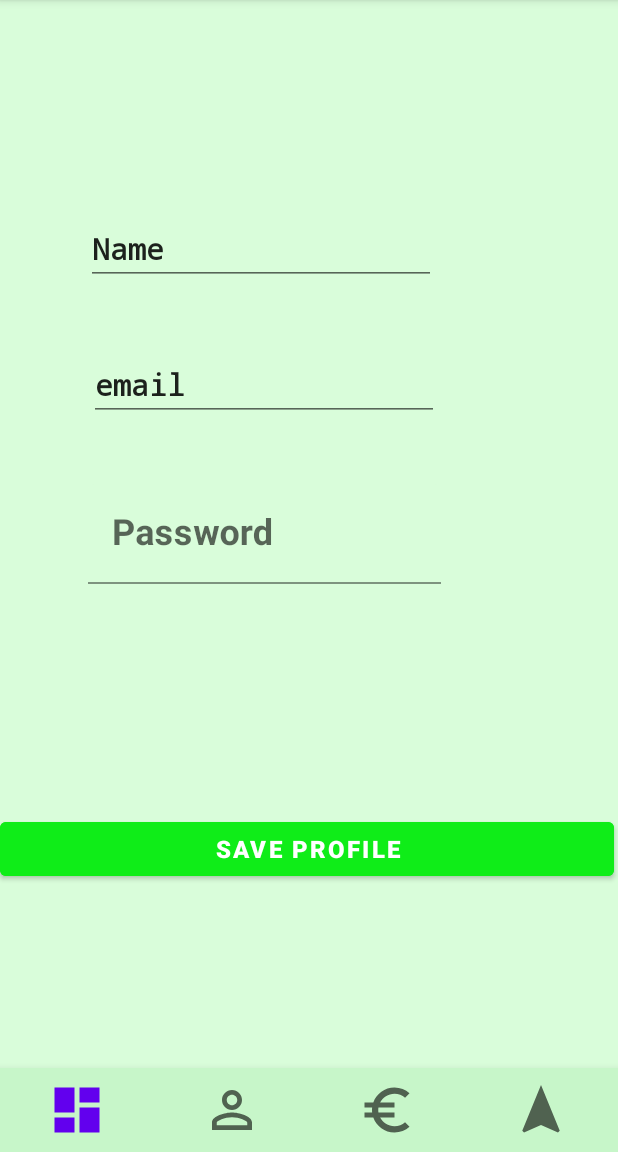
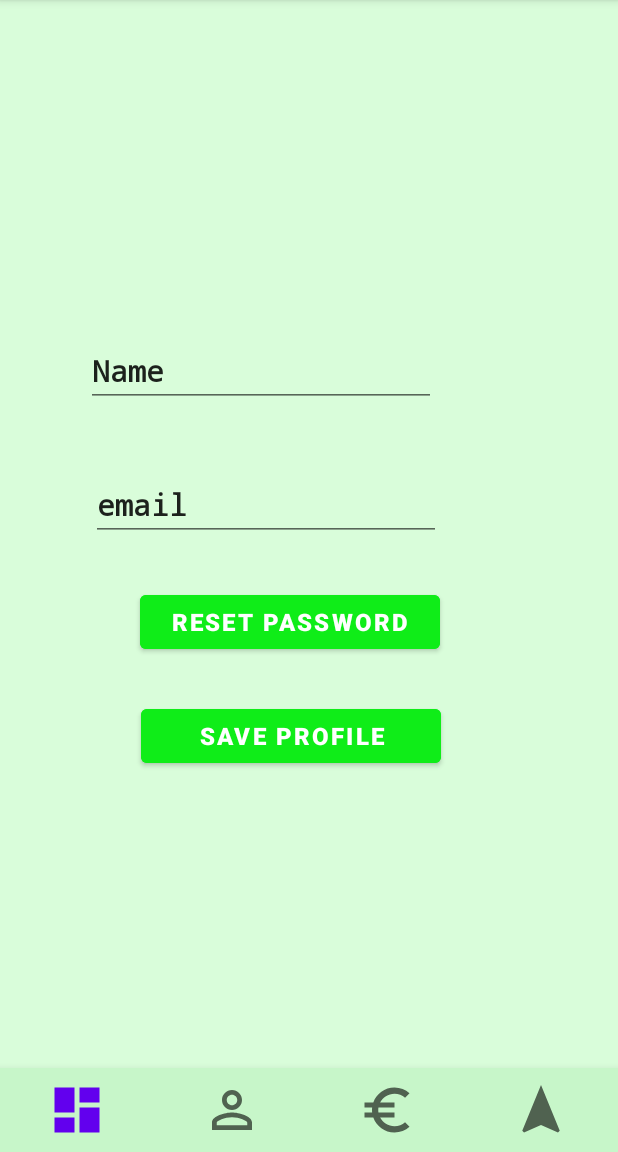
Before and after one commit to sampannap12/e-leap, an Android app: the fragment Profile placed in its activity, on a phone screen of 412 x 824 dp, the part 84-1236 px from its top. Run offline under Robolectric (Android 15) with nearby library versions, the phone set to English and light mode, and no system bars; our stand-ins replace Firebase (no records; nobody signed in at launch, a user with empty details on screens opened directly).

Commit message:
Updated profile
added reset button

```diff
--- a/code/app/src/main/res/layout/fragment_profile.xml
+++ b/code/app/src/main/res/layout/fragment_profile.xml
@@ -8,14 +8,30 @@
     tools:context=".Profile">
 
 
+    <Button
+        android:id="@+id/pass_reset"
+        android:layout_width="200dp"
+        android:layout_height="wrap_content"
+        android:layout_marginStart="93dp"
+        android:layout_marginEnd="118dp"
+        android:layout_marginBottom="28dp"
+        android:backgroundTint="#0FED18"
+        android:text="Reset Password"
+        android:textSize="16sp"
+        android:textStyle="bold"
+        app:layout_constraintBottom_toTopOf="@+id/save"
+        app:layout_constraintEnd_toEndOf="parent"
+        app:layout_constraintHorizontal_bias="0.0"
+        app:layout_constraintStart_toStartOf="parent" />
+
     <EditText
         android:id="@+id/edit_full_name"
         android:layout_width="wrap_content"
         android:layout_height="wrap_content"
         android:layout_marginStart="57dp"
-        android:layout_marginTop="120dp"
+        android:layout_marginTop="215dp"
         android:layout_marginEnd="118dp"
-        android:layout_marginBottom="10dp"
+        android:layout_marginBottom="33dp"
         android:ems="10"
         android:fontFamily="monospace"
         android:inputType="textPersonName"
@@ -26,71 +42,41 @@
         app:layout_constraintEnd_toEndOf="parent"
         app:layout_constraintHorizontal_bias="0.0"
         app:layout_constraintStart_toStartOf="parent"
-        app:layout_constraintTop_toTopOf="parent"
-        app:layout_constraintVertical_bias="0.51" />
+        app:layout_constraintTop_toTopOf="parent" />
 
     <EditText
         android:id="@+id/edit_email"
         android:layout_width="wrap_content"
         android:layout_height="wrap_content"
         android:layout_marginStart="57dp"
-        android:layout_marginTop="10dp"
         android:layout_marginEnd="118dp"
-        android:layout_marginBottom="10dp"
+        android:layout_marginBottom="30dp"
         android:ems="10"
         android:fontFamily="monospace"
         android:inputType="textEmailAddress"
         android:text="email"
         android:textSize="20sp"
         android:textStyle="bold"
-        app:layout_constraintBottom_toTopOf="@+id/pass"
+        app:layout_constraintBottom_toTopOf="@+id/pass_reset"
         app:layout_constraintEnd_toEndOf="parent"
-        app:layout_constraintStart_toStartOf="parent"
-        app:layout_constraintTop_toBottomOf="@+id/edit_full_name" />
+        app:layout_constraintHorizontal_bias="1.0"
+        app:layout_constraintStart_toStartOf="parent" />
 
     <Button
         android:id="@+id/save"
-        android:layout_width="409dp"
+        android:layout_width="200dp"
         android:layout_height="wrap_content"
-        android:layout_marginTop="70dp"
-        android:layout_marginEnd="2dp"
-        android:layout_marginBottom="100dp"
+        android:layout_marginStart="93dp"
+        android:layout_marginEnd="118dp"
+        android:layout_marginBottom="197dp"
         android:backgroundTint="#0FED18"
         android:text="Save Profile"
         android:textSize="16sp"
         android:textStyle="bold"
         app:layout_constraintBottom_toBottomOf="parent"
         app:layout_constraintEnd_toEndOf="parent"
-        app:layout_constraintHorizontal_bias="0.0"
-        app:layout_constraintStart_toStartOf="parent"
-        app:layout_constraintTop_toBottomOf="@+id/pass" />
-
-    <com.google.android.material.textfield.TextInputLayout
-        android:id="@+id/pass"
-        android:layout_width="235dp"
-        android:layout_height="wrap_content"
-        android:layout_marginTop="10dp"
-        android:layout_marginEnd="60dp"
-        android:layout_marginBottom="60dp"
-        android:ems="10"
-        android:fontFamily="monospace"
-        android:textSize="24sp"
-        android:textStyle="bold"
-        app:layout_constraintBottom_toTopOf="@+id/save"
-        app:layout_constraintEnd_toEndOf="parent"
-        app:layout_constraintStart_toStartOf="parent"
-        app:layout_constraintTop_toBottomOf="@+id/edit_email">
-
-        <com.google.android.material.textfield.TextInputEditText
-            android:id="@+id/etPassword"
-            android:layout_width="match_parent"
-            android:layout_height="match_parent"
-            android:backgroundTint="#D9FDDA"
-            android:hint="Password"
-            android:textSize="24sp"
-            android:textStyle="bold"
-            android:inputType="textPassword" />
-    </com.google.android.material.textfield.TextInputLayout>
+        app:layout_constraintHorizontal_bias="1.0"
+        app:layout_constraintStart_toStartOf="parent" />
 
 
 </androidx.constraintlayout.widget.ConstraintLayout>
```
